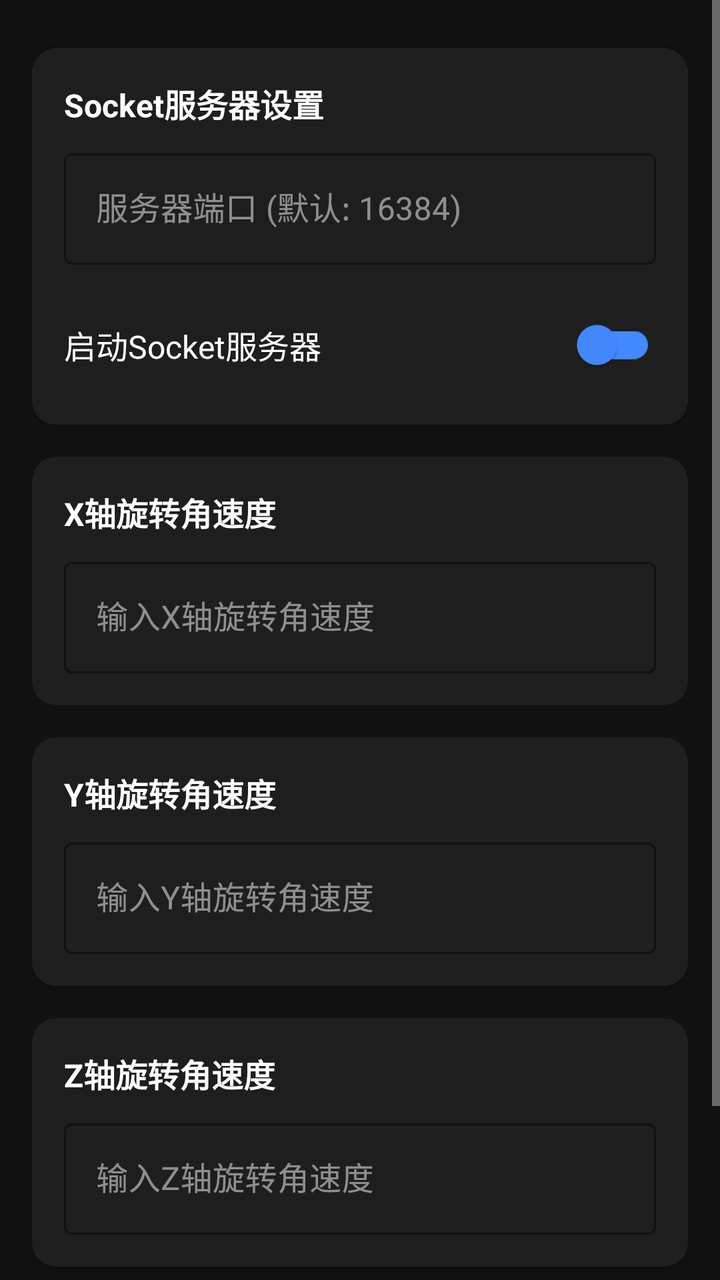
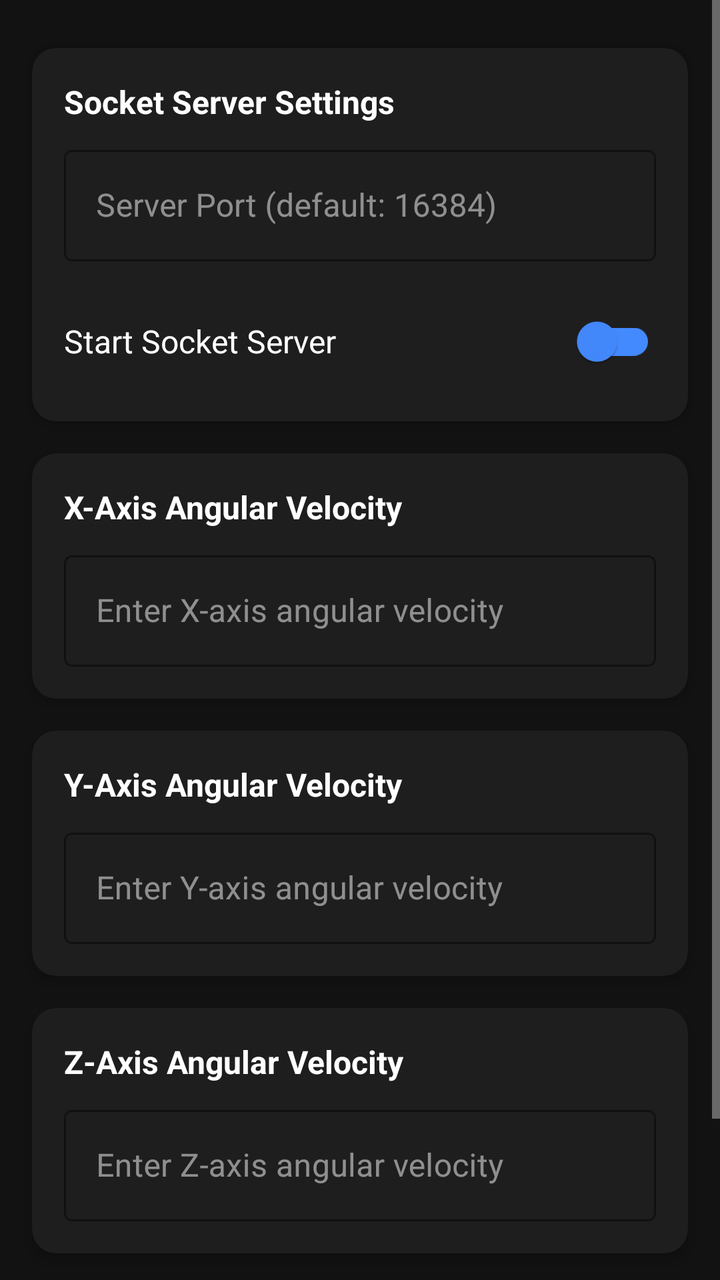

Before-and-after screenshots of an Android layout around one commit, followed by the original layout XML and the change that was made.
<!-- AndroidManifest.xml: activity theme Theme.GyroHook -->
<!-- res/layout/activity_main.xml -->
<?xml version="1.0" encoding="utf-8"?>
<layout xmlns:android="http://schemas.android.com/apk/res/android"
    xmlns:app="http://schemas.android.com/apk/res-auto">

    <ScrollView
        android:layout_width="match_parent"
        android:layout_height="match_parent"
        android:fillViewport="true"
        android:fitsSystemWindows="false"
        android:background="@color/background_color"
        android:clipToPadding="false">

        <LinearLayout
            android:layout_width="match_parent"
            android:layout_height="wrap_content"
            android:orientation="vertical"
            android:padding="16dp"
            android:clipToPadding="false">

            
            <com.google.android.material.card.MaterialCardView
                android:layout_width="match_parent"
                android:layout_height="wrap_content"
                android:layout_marginTop="8dp"
                android:layout_marginBottom="16dp"
                app:cardCornerRadius="12dp"
                app:cardElevation="4dp"
                app:cardBackgroundColor="@color/card_background">

                <LinearLayout
                    android:layout_width="match_parent"
                    android:layout_height="wrap_content"
                    android:orientation="vertical"
                    android:padding="16dp">

                    <TextView
                        android:layout_width="wrap_content"
                        android:layout_height="wrap_content"
                        android:text="Socket服务器设置"
                        android:textColor="@color/text_color"
                        android:textSize="16sp"
                        android:textStyle="bold" />

                    <com.google.android.material.textfield.TextInputLayout
                        android:layout_width="match_parent"
                        android:layout_height="wrap_content"
                        android:layout_marginTop="8dp"
                        app:boxStrokeColor="@color/accent_color"
                        app:hintTextColor="@color/accent_color"
                        android:textColorHint="@color/hint_color"
                        style="@style/Widget.MaterialComponents.TextInputLayout.OutlinedBox">

                        <com.google.android.material.textfield.TextInputEditText
                            android:id="@+id/etPort"
                            android:layout_width="match_parent"
                            android:layout_height="wrap_content"
                            android:hint="服务器端口 (默认: 16384)"
                            android:inputType="number"
                            android:textSize="16sp"
                            android:textColor="@color/text_color" />
                    </com.google.android.material.textfield.TextInputLayout>

                    <com.google.android.material.switchmaterial.SwitchMaterial
                        android:id="@+id/switchSocket"
                        android:layout_width="match_parent"
                        android:layout_height="wrap_content"
                        android:layout_marginTop="16dp"
                        android:text="启动Socket服务器"
                        android:textColor="@color/text_color"
                        android:textSize="16sp"
                        app:thumbTint="@color/accent_color"
                        app:trackTint="@color/accent_color" />
                </LinearLayout>
            </com.google.android.material.card.MaterialCardView>

            
            <com.google.android.material.card.MaterialCardView
                android:layout_width="match_parent"
                android:layout_height="wrap_content"
                android:layout_marginBottom="16dp"
                app:cardCornerRadius="12dp"
                app:cardElevation="4dp"
                app:cardBackgroundColor="@color/card_background">

                <LinearLayout
                    android:layout_width="match_parent"
                    android:layout_height="wrap_content"
                    android:orientation="vertical"
                    android:padding="16dp">

                    <TextView
                        android:layout_width="wrap_content"
                        android:layout_height="wrap_content"
                        android:text="X轴旋转角速度"
                        android:textColor="@color/text_color"
                        android:textSize="16sp"
                        android:textStyle="bold" />

                    <com.google.android.material.textfield.TextInputLayout
                        android:layout_width="match_parent"
                        android:layout_height="wrap_content"
                        android:layout_marginTop="8dp"
                        app:boxStrokeColor="@color/accent_color"
                        app:hintTextColor="@color/accent_color"
                        android:textColorHint="@color/hint_color"
                        style="@style/Widget.MaterialComponents.TextInputLayout.OutlinedBox">

                        <com.google.android.material.textfield.TextInputEditText
                            android:id="@+id/etRotationX"
                            android:layout_width="match_parent"
                            android:layout_height="wrap_content"
                            android:hint="输入X轴旋转角速度"
                            android:inputType="numberDecimal|numberSigned"
                            android:textSize="16sp"
                            android:textColor="@color/text_color" />
                    </com.google.android.material.textfield.TextInputLayout>
                </LinearLayout>
            </com.google.android.material.card.MaterialCardView>

            
            <com.google.android.material.card.MaterialCardView
                android:layout_width="match_parent"
                android:layout_height="wrap_content"
                android:layout_marginBottom="16dp"
                app:cardCornerRadius="12dp"
                app:cardElevation="4dp"
                app:cardBackgroundColor="@color/card_background">

                <LinearLayout
                    android:layout_width="match_parent"
                    android:layout_height="wrap_content"
                    android:orientation="vertical"
                    android:padding="16dp">

                    <TextView
                        android:layout_width="wrap_content"
                        android:layout_height="wrap_content"
                        android:text="Y轴旋转角速度"
                        android:textColor="@color/text_color"
                        android:textSize="16sp"
                        android:textStyle="bold" />

                    <com.google.android.material.textfield.TextInputLayout
                        android:layout_width="match_parent"
                        android:layout_height="wrap_content"
                        android:layout_marginTop="8dp"
                        app:boxStrokeColor="@color/accent_color"
                        app:hintTextColor="@color/accent_color"
                        android:textColorHint="@color/hint_color"
                        style="@style/Widget.MaterialComponents.TextInputLayout.OutlinedBox">

                        <com.google.android.material.textfield.TextInputEditText
                            android:id="@+id/etRotationY"
                            android:layout_width="match_parent"
                            android:layout_height="wrap_content"
                            android:hint="输入Y轴旋转角速度"
                            android:inputType="numberDecimal|numberSigned"
                            android:textSize="16sp"
                            android:textColor="@color/text_color" />
                    </com.google.android.material.textfield.TextInputLayout>
                </LinearLayout>
            </com.google.android.material.card.MaterialCardView>

            
            <com.google.android.material.card.MaterialCardView
                android:layout_width="match_parent"
                android:layout_height="wrap_content"
                android:layout_marginBottom="16dp"
                app:cardCornerRadius="12dp"
                app:cardElevation="4dp"
                app:cardBackgroundColor="@color/card_background">

                <LinearLayout
                    android:layout_width="match_parent"
                    android:layout_height="wrap_content"
                    android:orientation="vertical"
                    android:padding="16dp">

                    <TextView
                        android:layout_width="wrap_content"
                        android:layout_height="wrap_content"
                        android:text="Z轴旋转角速度"
                        android:textColor="@color/text_color"
                        android:textSize="16sp"
                        android:textStyle="bold" />

                    <com.google.android.material.textfield.TextInputLayout
                        android:layout_width="match_parent"
                        android:layout_height="wrap_content"
                        android:layout_marginTop="8dp"
                        app:boxStrokeColor="@color/accent_color"
                        app:hintTextColor="@color/accent_color"
                        android:textColorHint="@color/hint_color"
                        style="@style/Widget.MaterialComponents.TextInputLayout.OutlinedBox">

                        <com.google.android.material.textfield.TextInputEditText
                            android:id="@+id/etRotationZ"
                            android:layout_width="match_parent"
                            android:layout_height="wrap_content"
                            android:hint="输入Z轴旋转角速度"
                            android:inputType="numberDecimal|numberSigned"
                            android:textSize="16sp"
                            android:textColor="@color/text_color" />
                    </com.google.android.material.textfield.TextInputLayout>
                </LinearLayout>
            </com.google.android.material.card.MaterialCardView>

            
            <com.google.android.material.button.MaterialButton
                android:id="@+id/btnApply"
                android:layout_width="match_parent"
                android:layout_height="wrap_content"
                android:layout_marginTop="8dp"
                android:padding="16dp"
                android:text="应用设置"
                android:textSize="16sp"
                app:cornerRadius="8dp"
                app:elevation="4dp"
                android:backgroundTint="@color/accent_color" />

        </LinearLayout>
    </ScrollView>
</layout>
<!-- resources referenced by this layout -->
<resources>
  <color name="accent_color">#448AFF</color>
  <color name="background_color">#121212</color>
  <color name="card_background">#1E1E1E</color>
  <color name="hint_color">#80FFFFFF</color>
  <color name="text_color">#FFFFFF</color>
  <style name="Theme.GyroHook" parent="Theme.MaterialComponents.NoActionBar">
          
          <item name="colorPrimary">@color/primary</item>
          <item name="colorPrimaryDark">@color/primary_dark</item>
          <item name="colorAccent">@color/accent_color</item>
          
          
          <item name="android:windowBackground">@color/background_color</item>
          
          
          <item name="android:windowTranslucentStatus">true</item>
          <item name="android:windowTranslucentNavigation">true</item>
          <item name="android:statusBarColor">@android:color/transparent</item>
          <item name="android:navigationBarColor">@android:color/transparent</item>
          
          
          <item name="android:textColor">@color/text_color</item>
          <item name="android:textColorHint">@color/hint_color</item>
          
          
          <item name="textInputStyle">@style/Widget.MaterialComponents.TextInputLayout.OutlinedBox</item>
      </style>
  <color name="primary">#2196F3</color>
  <color name="primary_dark">#1976D2</color>
</resources>

<!-- the commit's change to res/layout/activity_main.xml (unified diff, before → after) -->
@@ -36,7 +36,7 @@
                     <TextView
                         android:layout_width="wrap_content"
                         android:layout_height="wrap_content"
-                        android:text="Socket服务器设置"
+                        android:text="@string/socket_server_settings"
                         android:textColor="@color/text_color"
                         android:textSize="16sp"
                         android:textStyle="bold" />
@@ -54,7 +54,7 @@
                             android:id="@+id/etPort"
                             android:layout_width="match_parent"
                             android:layout_height="wrap_content"
-                            android:hint="服务器端口 (默认: 16384)"
+                            android:hint="@string/server_port_hint"
                             android:inputType="number"
                             android:textSize="16sp"
                             android:textColor="@color/text_color" />
@@ -65,7 +65,7 @@
                         android:layout_width="match_parent"
                         android:layout_height="wrap_content"
                         android:layout_marginTop="16dp"
-                        android:text="启动Socket服务器"
+                        android:text="@string/start_socket_server"
                         android:textColor="@color/text_color"
                         android:textSize="16sp"
                         app:thumbTint="@color/accent_color"
@@ -91,7 +91,7 @@
                     <TextView
                         android:layout_width="wrap_content"
                         android:layout_height="wrap_content"
-                        android:text="X轴旋转角速度"
+                        android:text="@string/x_axis_title"
                         android:textColor="@color/text_color"
                         android:textSize="16sp"
                         android:textStyle="bold" />
@@ -109,7 +109,7 @@
                             android:id="@+id/etRotationX"
                             android:layout_width="match_parent"
                             android:layout_height="wrap_content"
-                            android:hint="输入X轴旋转角速度"
+                            android:hint="@string/x_axis_hint"
                             android:inputType="numberDecimal|numberSigned"
                             android:textSize="16sp"
                             android:textColor="@color/text_color" />
@@ -135,7 +135,7 @@
                     <TextView
                         android:layout_width="wrap_content"
                         android:layout_height="wrap_content"
-                        android:text="Y轴旋转角速度"
+                        android:text="@string/y_axis_title"
                         android:textColor="@color/text_color"
                         android:textSize="16sp"
                         android:textStyle="bold" />
@@ -153,7 +153,7 @@
                             android:id="@+id/etRotationY"
                             android:layout_width="match_parent"
                             android:layout_height="wrap_content"
-                            android:hint="输入Y轴旋转角速度"
+                            android:hint="@string/y_axis_hint"
                             android:inputType="numberDecimal|numberSigned"
                             android:textSize="16sp"
                             android:textColor="@color/text_color" />
@@ -179,7 +179,7 @@
                     <TextView
                         android:layout_width="wrap_content"
                         android:layout_height="wrap_content"
-                        android:text="Z轴旋转角速度"
+                        android:text="@string/z_axis_title"
                         android:textColor="@color/text_color"
                         android:textSize="16sp"
                         android:textStyle="bold" />
@@ -197,7 +197,7 @@
                             android:id="@+id/etRotationZ"
                             android:layout_width="match_parent"
                             android:layout_height="wrap_content"
-                            android:hint="输入Z轴旋转角速度"
+                            android:hint="@string/z_axis_hint"
                             android:inputType="numberDecimal|numberSigned"
                             android:textSize="16sp"
                             android:textColor="@color/text_color" />
@@ -212,7 +212,7 @@
                 android:layout_height="wrap_content"
                 android:layout_marginTop="8dp"
                 android:padding="16dp"
-                android:text="应用设置"
+                android:text="@string/apply_settings"
                 android:textSize="16sp"
                 app:cornerRadius="8dp"
                 app:elevation="4dp"
<!-- resource entries referenced after the edit -->
@@ -5,6 +5,16 @@
   <color name="card_background">#1E1E1E</color>
   <color name="hint_color">#80FFFFFF</color>
   <color name="text_color">#FFFFFF</color>
+  <string name="apply_settings">Apply Settings</string>
+  <string name="server_port_hint">Server Port (default: 16384)</string>
+  <string name="socket_server_settings">Socket Server Settings</string>
+  <string name="start_socket_server">Start Socket Server</string>
+  <string name="x_axis_hint">Enter X-axis angular velocity</string>
+  <string name="x_axis_title">X-Axis Angular Velocity</string>
+  <string name="y_axis_hint">Enter Y-axis angular velocity</string>
+  <string name="y_axis_title">Y-Axis Angular Velocity</string>
+  <string name="z_axis_hint">Enter Z-axis angular velocity</string>
+  <string name="z_axis_title">Z-Axis Angular Velocity</string>
   <style name="Theme.GyroHook" parent="Theme.MaterialComponents.NoActionBar">
           
           <item name="colorPrimary">@color/primary</item>
